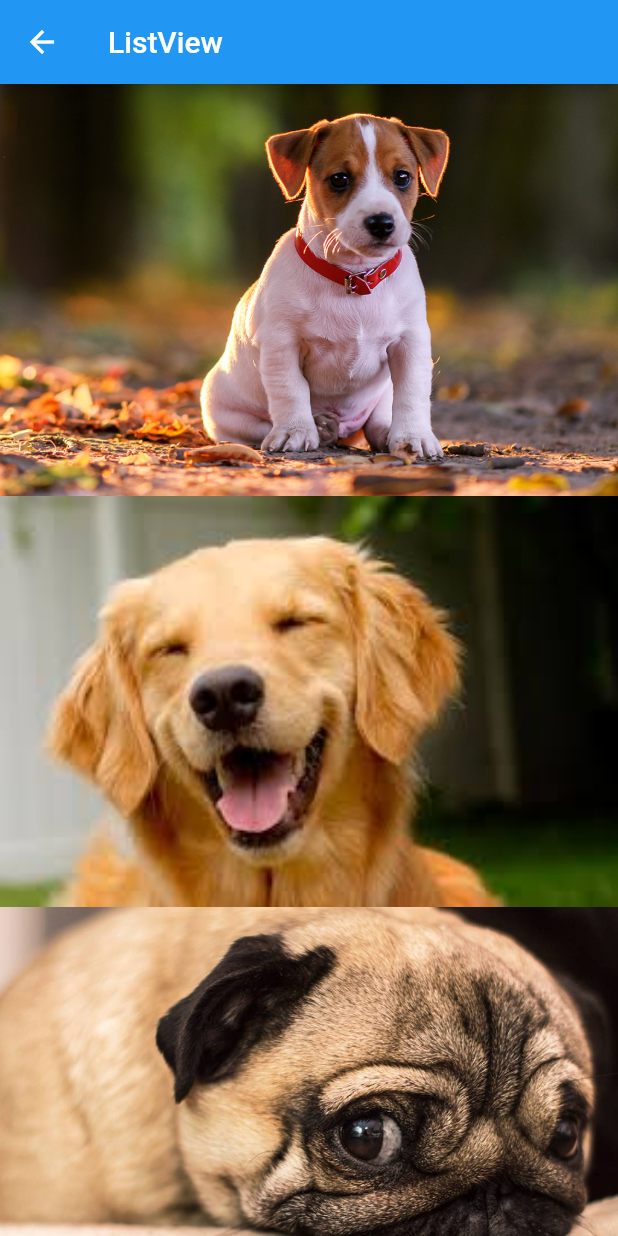
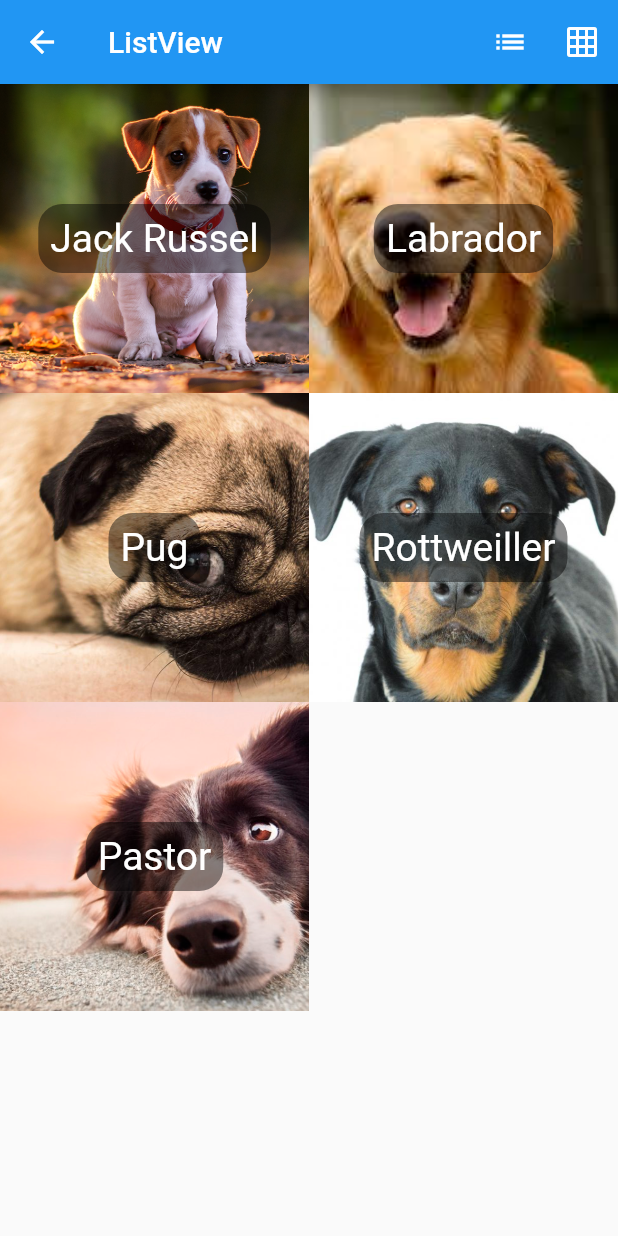
Before and after one commit to Josebr1/flutter_hello, a Flutter app: the HelloListView screen opened directly, on a phone screen of 412 x 824 dp. Run offline on Flutter 3.47's test engine with Material 2 defaults, Android fonts, the phone set to English and light mode, and no system bars.

Commit message:
Navegação para a tela de detalhes

```diff
--- /dev/null
+++ b/lib/pages/dog_page.dart
@@ -0,0 +1,22 @@
+import 'package:flutter/material.dart';
+import 'package:flutter_hello/pages/hello_listview.dart';
+
+class DogPage extends StatelessWidget {
+  final Dog dog;
+
+  DogPage(this.dog);
+
+  @override
+  Widget build(BuildContext context) {
+    return Scaffold(
+      appBar: AppBar(
+        title: Text(
+          dog.nome,
+        ),
+      ),
+      body: Image.asset(
+        dog.foto,
+      ),
+    );
+  }
+}
--- a/lib/pages/hello_listview.dart
+++ b/lib/pages/hello_listview.dart
@@ -1,26 +1,112 @@
-import 'package:flutter/cupertino.dart';
+
 import 'package:flutter/material.dart';
+import 'package:flutter_hello/pages/dog_page.dart';
+import 'package:flutter_hello/utils/nav.dart';
 
-class HelloListView extends StatelessWidget {
+class Dog {
+  String nome;
+  String foto;
+
+  Dog(this.nome, this.foto);
+}
+
+class HelloListView extends StatefulWidget {
+
+  @override
+  _HelloListViewState createState() => _HelloListViewState();
+}
+
+class _HelloListViewState extends State<HelloListView> {
+  bool _gridView = true;
+
   @override
   Widget build(BuildContext context) {
     return Scaffold(
       appBar: AppBar(
         title: Text('ListView'),
+        actions: <Widget>[
+          IconButton(
+            icon: Icon(Icons.list),
+            onPressed: () {
+              print('Lista');
+              setState(() {
+                _gridView = false;
+              });
+            },
+          ),
+          IconButton(
+            icon: Icon(Icons.grid_on),
+            onPressed: () {
+              print('Grid');
+              setState(() {
+                _gridView = true;
+              });
+            },
+          ),
+        ],
       ),
       body: _body(),
     );
   }
 
   _body() {
-    return ListView(
-      children: <Widget>[
-        _img("assets/images/dog1.png"),
-        _img("assets/images/dog2.png"),
-        _img("assets/images/dog3.png"),
-        _img("assets/images/dog4.png"),
-        _img("assets/images/dog5.png"),
-      ],
+    List<Dog> dogs = [
+      Dog('Jack Russel', "assets/images/dog1.png"),
+      Dog('Labrador', "assets/images/dog2.png"),
+      Dog('Pug', "assets/images/dog3.png"),
+      Dog('Rottweiller', "assets/images/dog4.png"),
+      Dog('Pastor', "assets/images/dog5.png"),
+    ];
+
+    if(_gridView) {
+      return GridView.builder(
+          gridDelegate:
+          SliverGridDelegateWithFixedCrossAxisCount(crossAxisCount: 2),
+          itemCount: dogs.length,
+          itemBuilder: (context, index) {
+            return _itemView(dogs, index);
+          });
+    } else {
+      return ListView.builder(
+          itemCount: dogs.length,
+          itemExtent: 300,
+          itemBuilder: (context, index) {
+            return _itemView(dogs, index);
+          });
+    }
+  }
+
+   _itemView(List<Dog> dogs, int index) {
+    Dog dog = dogs[index];
+
+    return GestureDetector(
+      onTap: () {
+        push(context, DogPage(dog));
+      },
+      child: Stack(
+        fit: StackFit.expand,
+        children: <Widget>[
+          _img(dog.foto),
+          Align(
+            alignment: Alignment.center,
+            child: Container(
+              margin: EdgeInsets.all(12.0),
+              padding: EdgeInsets.all(8.0),
+              decoration: BoxDecoration(
+                color: Colors.black45,
+                borderRadius: BorderRadius.circular(16.0),
+              ),
+              child: Text(
+                dog.nome,
+                style: TextStyle(
+                  fontSize: 26,
+                  color: Colors.white,
+                ),
+              ),
+            ),
+          )
+        ],
+      ),
     );
   }
 
```
